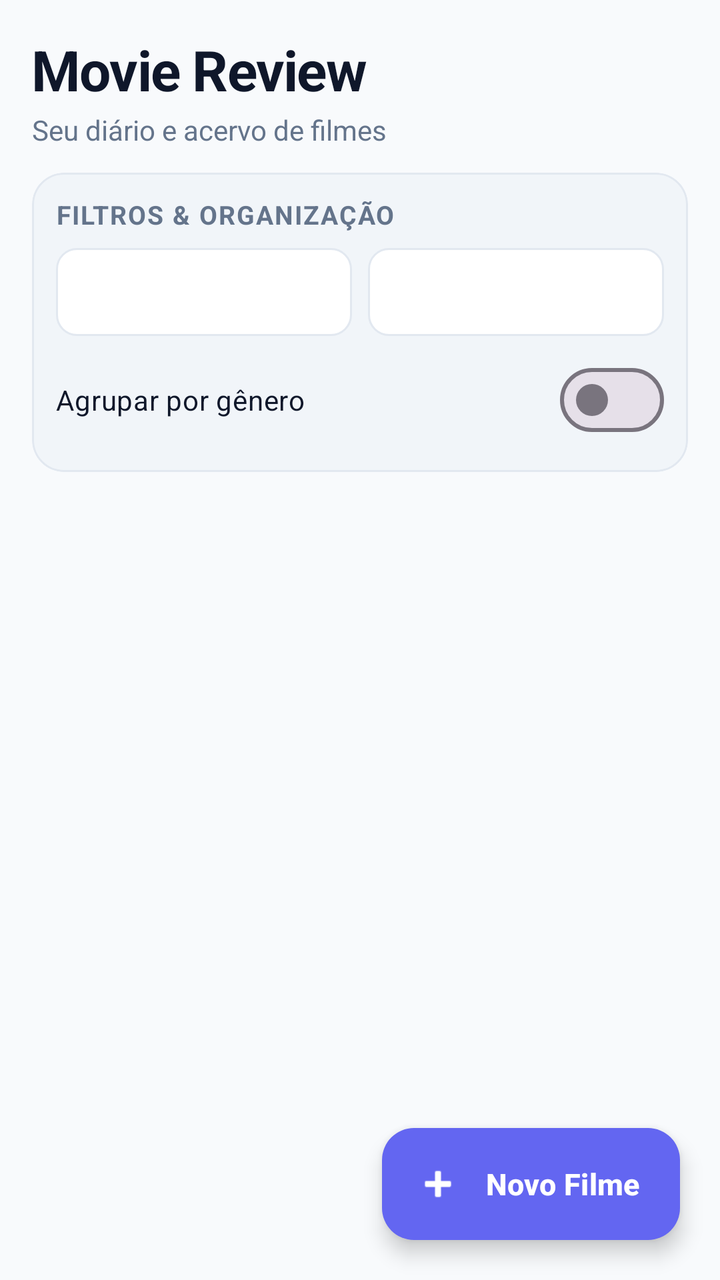
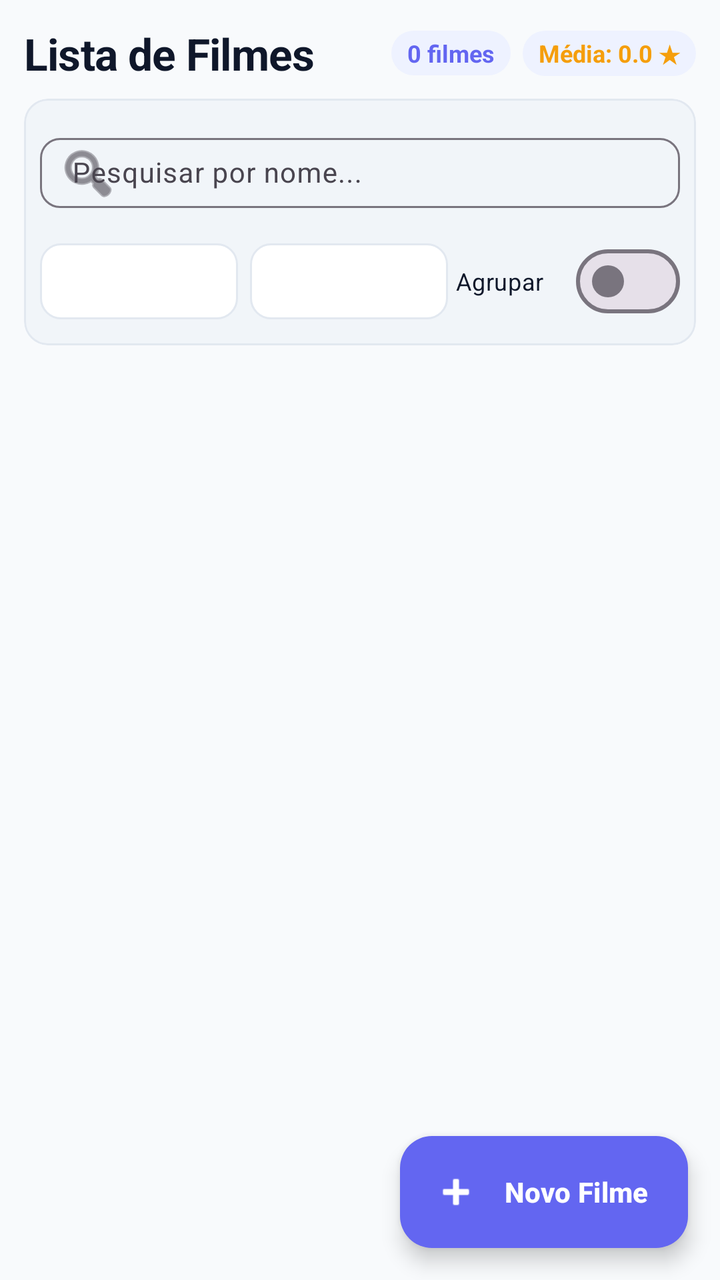

The first picture is an Android layout as it rendered before a commit; the second is the same layout after the commit. The layout source and the unified diff follow.
<!-- AndroidManifest.xml: application theme Theme.MovieReview -->
<!-- res/layout/activity_main.xml -->
<?xml version="1.0" encoding="utf-8"?>
<RelativeLayout
    xmlns:android="http://schemas.android.com/apk/res/android"
    xmlns:app="http://schemas.android.com/apk/res-auto"
    android:id="@+id/main"
    android:layout_width="match_parent"
    android:layout_height="match_parent"
    android:background="@color/bg_light">

    <LinearLayout
        android:layout_width="match_parent"
        android:layout_height="match_parent"
        android:orientation="vertical"
        android:paddingStart="16dp"
        android:paddingEnd="16dp">

        <LinearLayout
            android:layout_width="match_parent"
            android:layout_height="wrap_content"
            android:orientation="vertical"
            android:paddingTop="16dp"
            android:paddingBottom="12dp">

            <TextView
                android:layout_width="wrap_content"
                android:layout_height="wrap_content"
                android:letterSpacing="-0.02"
                android:text="Movie Review"
                android:textColor="@color/text_primary"
                android:textSize="28sp"
                android:textStyle="bold" />

            <TextView
                android:layout_width="wrap_content"
                android:layout_height="wrap_content"
                android:text="Seu diário e acervo de filmes"
                android:textSize="14sp"
                android:textColor="@color/text_secondary"
                android:layout_marginTop="2dp"/>

        </LinearLayout>

        <com.google.android.material.card.MaterialCardView
            android:layout_width="match_parent"
            android:layout_height="wrap_content"
            android:layout_marginBottom="12dp"
            app:cardCornerRadius="16dp"
            app:cardElevation="0dp"
            app:cardBackgroundColor="@color/filter_bg"
            app:strokeColor="@color/card_stroke"
            app:strokeWidth="1dp">

            <LinearLayout
                android:layout_width="match_parent"
                android:layout_height="wrap_content"
                android:orientation="vertical"
                android:padding="12dp">

                <TextView
                    android:layout_width="wrap_content"
                    android:layout_height="wrap_content"
                    android:text="Filtros &amp; Organização"
                    android:textSize="13sp"
                    android:textStyle="bold"
                    android:textColor="@color/text_secondary"
                    android:textAllCaps="true"
                    android:letterSpacing="0.05"
                    android:paddingBottom="8dp"/>

                <LinearLayout
                    android:layout_width="match_parent"
                    android:layout_height="wrap_content"
                    android:orientation="horizontal"
                    android:layout_marginBottom="8dp">

                    <Spinner
                        android:id="@+id/spFilterGenre"
                        android:layout_width="0dp"
                        android:layout_height="44dp"
                        android:layout_weight="1"
                        android:layout_marginEnd="4dp"
                        android:background="@drawable/bg_spinner_rounded"/>

                    <Spinner
                        android:id="@+id/spFilterStars"
                        android:layout_width="0dp"
                        android:layout_height="44dp"
                        android:layout_weight="1"
                        android:layout_marginStart="4dp"
                        android:background="@drawable/bg_spinner_rounded"/>

                </LinearLayout>

                <com.google.android.material.materialswitch.MaterialSwitch
                    android:id="@+id/swGroupByGenre"
                    android:layout_width="match_parent"
                    android:layout_height="wrap_content"
                    android:text="Agrupar por gênero"
                    android:textColor="@color/text_primary"
                    android:textSize="14sp" />

            </LinearLayout>

        </com.google.android.material.card.MaterialCardView>

        <ListView
            android:id="@+id/listMovies"
            android:layout_width="match_parent"
            android:layout_height="0dp"
            android:layout_weight="1"
            android:divider="@null"
            android:dividerHeight="0dp"
            android:clipToPadding="false"
            android:paddingBottom="88dp"
            android:scrollbars="none"/>

        <ExpandableListView
            android:id="@+id/expandableListMovies"
            android:layout_width="match_parent"
            android:layout_height="0dp"
            android:layout_weight="1"
            android:divider="@null"
            android:dividerHeight="0dp"
            android:childDivider="@null"
            android:groupIndicator="@null"
            android:clipToPadding="false"
            android:paddingBottom="88dp"
            android:scrollbars="none"
            android:visibility="gone"/>

    </LinearLayout>

    <com.google.android.material.floatingactionbutton.ExtendedFloatingActionButton
        android:id="@+id/btnAddMovie"
        android:layout_width="wrap_content"
        android:layout_height="wrap_content"
        android:layout_alignParentBottom="true"
        android:layout_alignParentEnd="true"
        android:layout_margin="20dp"
        android:text="Novo Filme"
        android:textColor="@color/on_primary"
        android:textSize="15sp"
        android:textStyle="bold"
        app:icon="@android:drawable/ic_input_add"
        app:iconTint="@color/on_primary"
        app:backgroundTint="@color/primary"
        app:cornerRadius="28dp"
        app:elevation="6dp"/>

</RelativeLayout>
<!-- resources referenced by this layout -->
<resources>
  <color name="bg_light">#F8FAFC</color>
  <color name="card_stroke">#E2E8F0</color>
  <color name="filter_bg">#F1F5F9</color>
  <color name="on_primary">#FFFFFF</color>
  <color name="primary">#6366F1</color>
  <color name="text_primary">#0F172A</color>
  <color name="text_secondary">#64748B</color>
  <!-- drawable bg_spinner_rounded (drawable) -->
  <?xml version="1.0" encoding="utf-8"?>
  <shape xmlns:android="http://schemas.android.com/apk/res/android"
      android:shape="rectangle">
      <corners android:radius="10dp" />
      <solid android:color="@color/surface_light" />
      <stroke android:width="1dp" android:color="@color/card_stroke" />
      <padding android:left="8dp" android:right="8dp" android:top="4dp" android:bottom="4dp"/>
  </shape>
  <style name="Theme.MovieReview" parent="Base.Theme.MovieReview" />
  <color name="surface_light">#FFFFFF</color>
  <style name="Base.Theme.MovieReview" parent="Theme.Material3.DayNight.NoActionBar">
          <item name="colorPrimary">@color/primary</item>
          <item name="colorOnPrimary">@color/on_primary</item>
          <item name="colorSecondary">@color/secondary</item>
          <item name="android:windowBackground">@color/bg_light</item>
          <item name="android:statusBarColor">@color/bg_light</item>
          <item name="android:windowLightStatusBar">true</item>
      </style>
  <color name="secondary">#EC4899</color>
</resources>

<!-- the commit's change to res/layout/activity_main.xml (unified diff, before → after) -->
@@ -11,40 +11,63 @@
         android:layout_width="match_parent"
         android:layout_height="match_parent"
         android:orientation="vertical"
-        android:paddingStart="16dp"
-        android:paddingEnd="16dp">
+        android:paddingStart="12dp"
+        android:paddingEnd="12dp">
 
         <LinearLayout
             android:layout_width="match_parent"
             android:layout_height="wrap_content"
-            android:orientation="vertical"
-            android:paddingTop="16dp"
-            android:paddingBottom="12dp">
+            android:orientation="horizontal"
+            android:gravity="center_vertical"
+            android:paddingTop="12dp"
+            android:paddingBottom="8dp">
 
             <TextView
-                android:layout_width="wrap_content"
+                android:layout_width="0dp"
                 android:layout_height="wrap_content"
-                android:letterSpacing="-0.02"
-                android:text="Movie Review"
+                android:layout_weight="1"
+                android:letterSpacing="-0.01"
+                android:text="Lista de Filmes"
                 android:textColor="@color/text_primary"
-                android:textSize="28sp"
+                android:textSize="22sp"
                 android:textStyle="bold" />
 
             <TextView
+                android:id="@+id/tvTotalMovies"
                 android:layout_width="wrap_content"
                 android:layout_height="wrap_content"
-                android:text="Seu diário e acervo de filmes"
-                android:textSize="14sp"
-                android:textColor="@color/text_secondary"
-                android:layout_marginTop="2dp"/>
+                android:text="0 filmes"
+                android:textSize="12sp"
+                android:textStyle="bold"
+                android:textColor="@color/primary"
+                android:background="@drawable/bg_count_chip"
+                android:paddingStart="8dp"
+                android:paddingEnd="8dp"
+                android:paddingTop="3dp"
+                android:paddingBottom="3dp"
+                android:layout_marginEnd="6dp"/>
+
+            <TextView
+                android:id="@+id/tvAverageRating"
+                android:layout_width="wrap_content"
+                android:layout_height="wrap_content"
+                android:text="Média: 0.0 ★"
+                android:textSize="12sp"
+                android:textStyle="bold"
+                android:textColor="@color/star_gold"
+                android:background="@drawable/bg_count_chip"
+                android:paddingStart="8dp"
+                android:paddingEnd="8dp"
+                android:paddingTop="3dp"
+                android:paddingBottom="3dp"/>
 
         </LinearLayout>
 
         <com.google.android.material.card.MaterialCardView
             android:layout_width="match_parent"
             android:layout_height="wrap_content"
-            android:layout_marginBottom="12dp"
-            app:cardCornerRadius="16dp"
+            android:layout_marginBottom="8dp"
+            app:cardCornerRadius="12dp"
             app:cardElevation="0dp"
             app:cardBackgroundColor="@color/filter_bg"
             app:strokeColor="@color/card_stroke"
@@ -54,29 +77,42 @@
                 android:layout_width="match_parent"
                 android:layout_height="wrap_content"
                 android:orientation="vertical"
-                android:padding="12dp">
+                android:padding="8dp">
 
-                <TextView
-                    android:layout_width="wrap_content"
+                <com.google.android.material.textfield.TextInputLayout
+                    style="@style/Widget.Material3.TextInputLayout.OutlinedBox"
+                    android:layout_width="match_parent"
                     android:layout_height="wrap_content"
-                    android:text="Filtros &amp; Organização"
-                    android:textSize="13sp"
-                    android:textStyle="bold"
-                    android:textColor="@color/text_secondary"
-                    android:textAllCaps="true"
-                    android:letterSpacing="0.05"
-                    android:paddingBottom="8dp"/>
+                    android:hint="Pesquisar por nome..."
+                    android:layout_marginBottom="6dp"
+                    app:startIconDrawable="@android:drawable/ic_menu_search"
+                    app:boxCornerRadiusTopStart="10dp"
+                    app:boxCornerRadiusTopEnd="10dp"
+                    app:boxCornerRadiusBottomStart="10dp"
+                    app:boxCornerRadiusBottomEnd="10dp">
+
+                    <com.google.android.material.textfield.TextInputEditText
+                        android:id="@+id/etSearchMovie"
+                        android:layout_width="match_parent"
+                        android:layout_height="wrap_content"
+                        android:inputType="text"
+                        android:textColor="@color/text_primary"
+                        android:textSize="14sp"
+                        android:paddingTop="8dp"
+                        android:paddingBottom="8dp"/>
+
+                </com.google.android.material.textfield.TextInputLayout>
 
                 <LinearLayout
                     android:layout_width="match_parent"
                     android:layout_height="wrap_content"
                     android:orientation="horizontal"
-                    android:layout_marginBottom="8dp">
+                    android:gravity="center_vertical">
 
                     <Spinner
                         android:id="@+id/spFilterGenre"
                         android:layout_width="0dp"
-                        android:layout_height="44dp"
+                        android:layout_height="38dp"
                         android:layout_weight="1"
                         android:layout_marginEnd="4dp"
                         android:background="@drawable/bg_spinner_rounded"/>
@@ -84,20 +120,21 @@
                     <Spinner
                         android:id="@+id/spFilterStars"
                         android:layout_width="0dp"
-                        android:layout_height="44dp"
+                        android:layout_height="38dp"
                         android:layout_weight="1"
-                        android:layout_marginStart="4dp"
+                        android:layout_marginStart="2dp"
+                        android:layout_marginEnd="4dp"
                         android:background="@drawable/bg_spinner_rounded"/>
 
+                    <com.google.android.material.materialswitch.MaterialSwitch
+                        android:id="@+id/swGroupByGenre"
+                        android:layout_width="wrap_content"
+                        android:layout_height="wrap_content"
+                        android:text="Agrupar"
+                        android:textSize="12sp"
+                        android:textColor="@color/text_primary"/>
+
                 </LinearLayout>
-
-                <com.google.android.material.materialswitch.MaterialSwitch
-                    android:id="@+id/swGroupByGenre"
-                    android:layout_width="match_parent"
-                    android:layout_height="wrap_content"
-                    android:text="Agrupar por gênero"
-                    android:textColor="@color/text_primary"
-                    android:textSize="14sp" />
 
             </LinearLayout>
 
@@ -128,6 +165,18 @@
             android:scrollbars="none"
             android:visibility="gone"/>
 
+        <TextView
+            android:id="@+id/tvEmptyState"
+            android:layout_width="match_parent"
+            android:layout_height="0dp"
+            android:layout_weight="1"
+            android:gravity="center"
+            android:text="Não foram encontrados itens"
+            android:textSize="15sp"
+            android:textColor="@color/text_secondary"
+            android:paddingBottom="88dp"
+            android:visibility="gone"/>
+
     </LinearLayout>
 
     <com.google.android.material.floatingactionbutton.ExtendedFloatingActionButton
@@ -136,10 +185,10 @@
         android:layout_height="wrap_content"
         android:layout_alignParentBottom="true"
         android:layout_alignParentEnd="true"
-        android:layout_margin="20dp"
+        android:layout_margin="16dp"
         android:text="Novo Filme"
         android:textColor="@color/on_primary"
-        android:textSize="15sp"
+        android:textSize="14sp"
         android:textStyle="bold"
         app:icon="@android:drawable/ic_input_add"
         app:iconTint="@color/on_primary"
<!-- resource entries referenced after the edit -->
@@ -5,8 +5,16 @@
   <color name="filter_bg">#F1F5F9</color>
   <color name="on_primary">#FFFFFF</color>
   <color name="primary">#6366F1</color>
+  <color name="star_gold">#F59E0B</color>
   <color name="text_primary">#0F172A</color>
   <color name="text_secondary">#64748B</color>
+  <!-- drawable bg_count_chip (drawable) -->
+  <?xml version="1.0" encoding="utf-8"?>
+  <shape xmlns:android="http://schemas.android.com/apk/res/android"
+      android:shape="rectangle">
+      <corners android:radius="16dp" />
+      <solid android:color="#EEF2FF" />
+  </shape>
   <!-- drawable bg_spinner_rounded (drawable) -->
   <?xml version="1.0" encoding="utf-8"?>
   <shape xmlns:android="http://schemas.android.com/apk/res/android"
